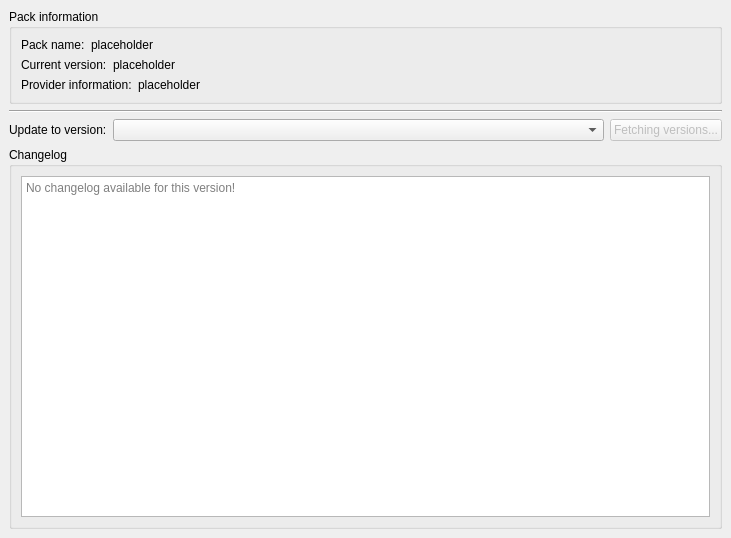
This is launcher/ui/pages/instance/ManagedPackPage.ui in FreesmTeam/FreesmLauncher as Qt 5 draws it before an edit. The edited form follows.
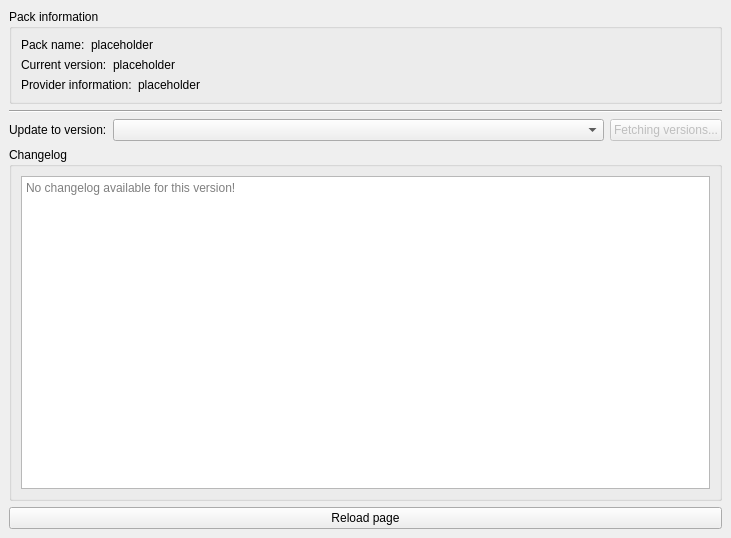
This is the edited form.

Commit message: feat(ManagedPackPage): add reload button when in a fail state

Patch:
```diff
--- a/launcher/ui/pages/instance/ManagedPackPage.ui
+++ b/launcher/ui/pages/instance/ManagedPackPage.ui
@@ -179,6 +179,13 @@
      </item>
     </layout>
    </item>
+   <item row="1" column="0">
+    <widget class="QPushButton" name="reloadButton">
+     <property name="text">
+      <string>Reload page</string>
+     </property>
+    </widget>
+   </item>
   </layout>
  </widget>
  <resources/>
```
The commit also changes 1 other file.
